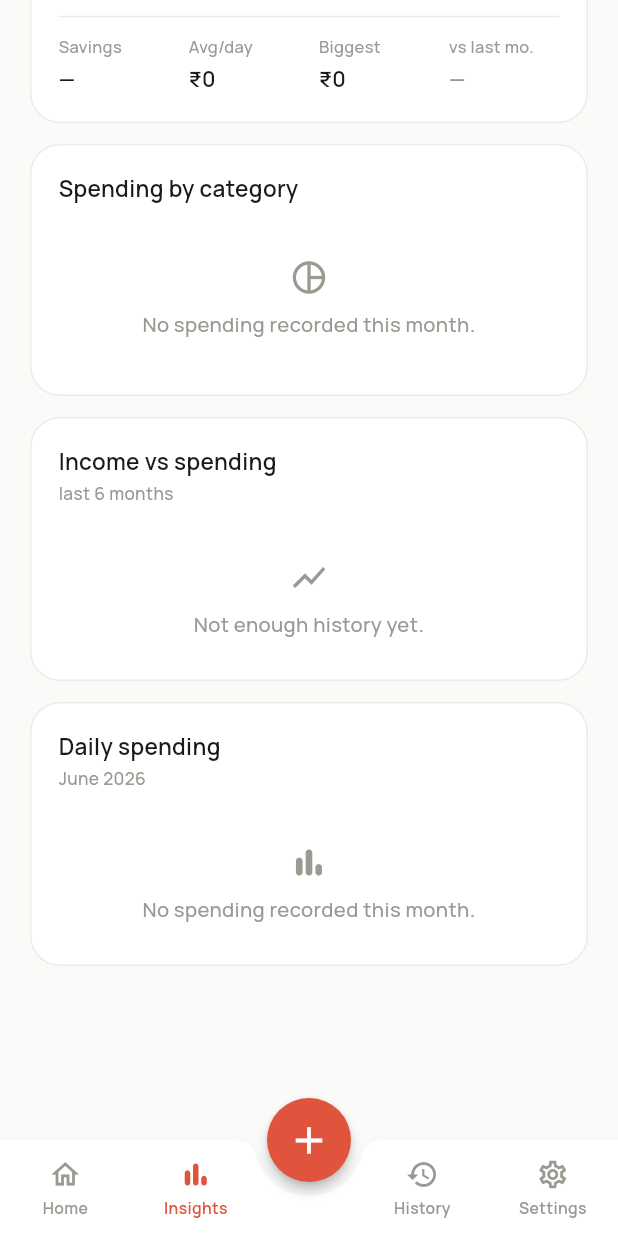
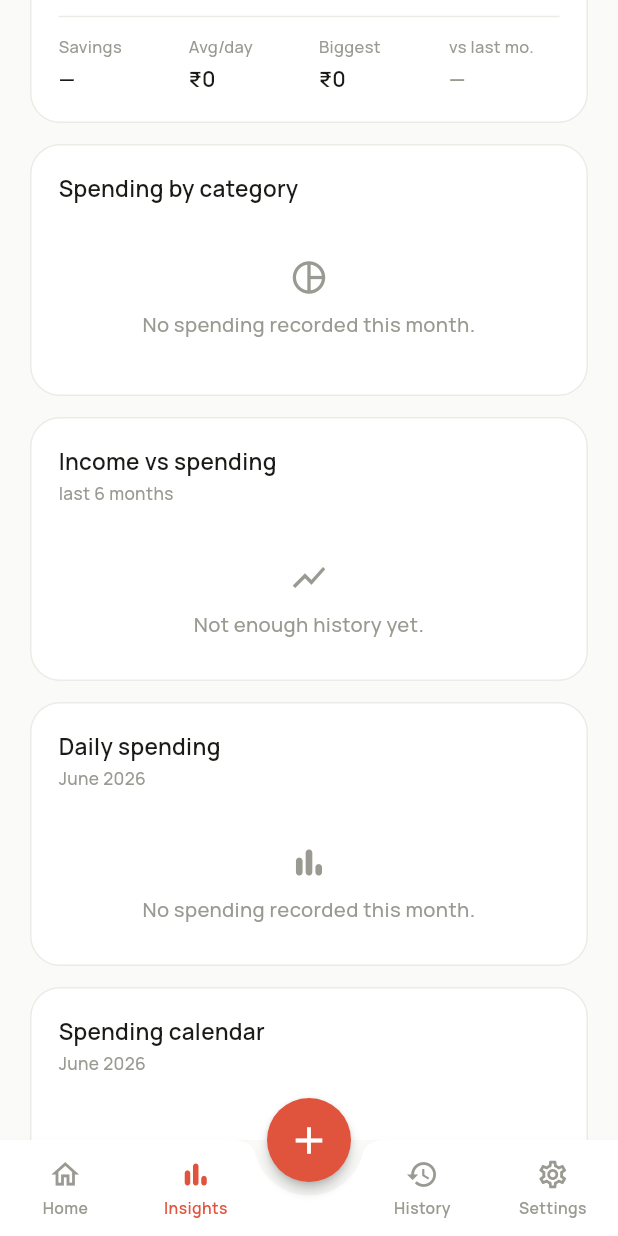
Before and after one commit to thomasmartinoa/SpendWise, a Flutter app: the RootScaffold screen opened directly, item 2 of the bottom bar chosen, scrolled down 164 dp, on a phone screen of 412 x 824 dp. Run offline on Flutter 3.47's test engine with Material 3 defaults, Android fonts, the phone set to English and light mode, and no system bars; our stand-ins replace drift, drift_flutter, file_picker, fl_chart, google_fonts, share_plus and 1 more; accounts and stored records are empty; generated files the repository leaves out were written again.

Commit message:
feat: Insights screen honors per-card visibility + adds calendar

```diff
--- a/lib/screens/insights_screen.dart
+++ b/lib/screens/insights_screen.dart
@@ -1,6 +1,9 @@
 import 'package:flutter/material.dart';
+import 'package:provider/provider.dart';
 
+import '../app_state.dart';
 import '../theme.dart';
+import '../widgets/charts/calendar_card.dart';
 import '../widgets/charts/category_donut_card.dart';
 import '../widgets/charts/daily_spending_card.dart';
 import '../widgets/charts/monthly_trend_card.dart';
@@ -12,7 +15,16 @@ class InsightsScreen extends StatelessWidget {
 
   @override
   Widget build(BuildContext context) {
+    final app = context.watch<AppState>();
     final c = AppColors.of(context);
+    final cards = <Widget>[
+      if (app.insightOn('summary')) const SummaryStatsCard(),
+      if (app.insightOn('category')) const CategoryDonutCard(),
+      if (app.insightOn('trend')) const MonthlyTrendCard(),
+      if (app.insightOn('daily')) const DailySpendingCard(),
+      if (app.insightOn('calendar')) const CalendarCard(),
+    ];
+
     return ListView(
       padding: const EdgeInsets.fromLTRB(20, 18, 20, 116),
       children: [
@@ -25,13 +37,29 @@ class InsightsScreen extends StatelessWidget {
         const SizedBox(height: 10),
         const MonthSwitch(),
         const SizedBox(height: 16),
-        const SummaryStatsCard(),
-        const SizedBox(height: 14),
-        const CategoryDonutCard(),
-        const SizedBox(height: 14),
-        const MonthlyTrendCard(),
-        const SizedBox(height: 14),
-        const DailySpendingCard(),
+        if (cards.isEmpty)
+          Padding(
+            padding: const EdgeInsets.only(top: 60),
+            child: Center(
+              child: Column(
+                children: [
+                  Icon(Icons.insights_outlined, size: 30, color: c.ink2),
+                  const SizedBox(height: 10),
+                  Text('All insights are hidden.',
+                      style: manrope(
+                          size: 15, weight: FontWeight.w700, color: c.ink)),
+                  const SizedBox(height: 4),
+                  Text('Turn them on in Settings.',
+                      style: manrope(
+                          size: 13, weight: FontWeight.w600, color: c.ink2)),
+                ],
+              ),
+            ),
+          ),
+        for (var i = 0; i < cards.length; i++) ...[
+          cards[i],
+          if (i != cards.length - 1) const SizedBox(height: 14),
+        ],
       ],
     );
   }
```
Also changed, not shown: 1 other file.
